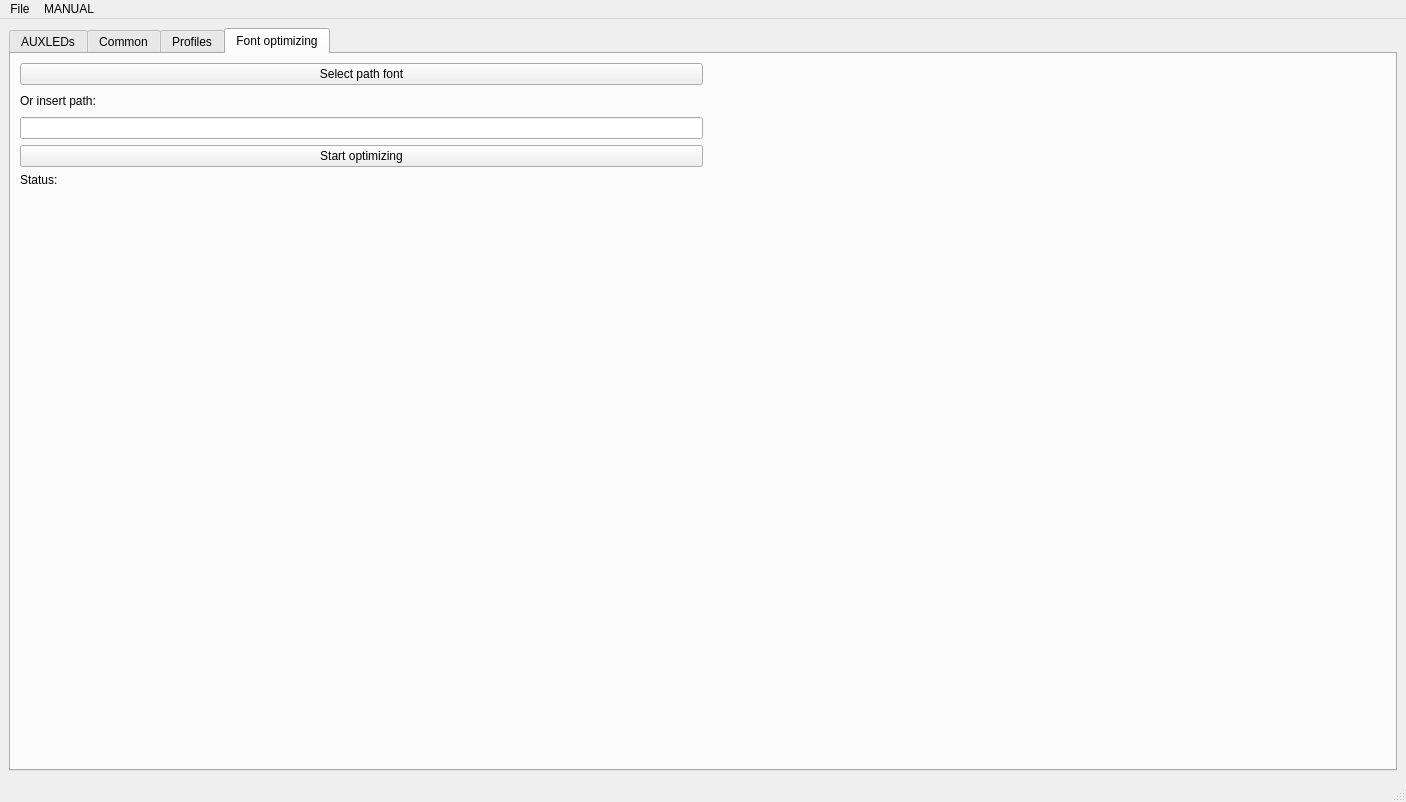
The window that Design.ui (notiel/ProfileEditorNew) describes before a commit, drawn with Qt 5.
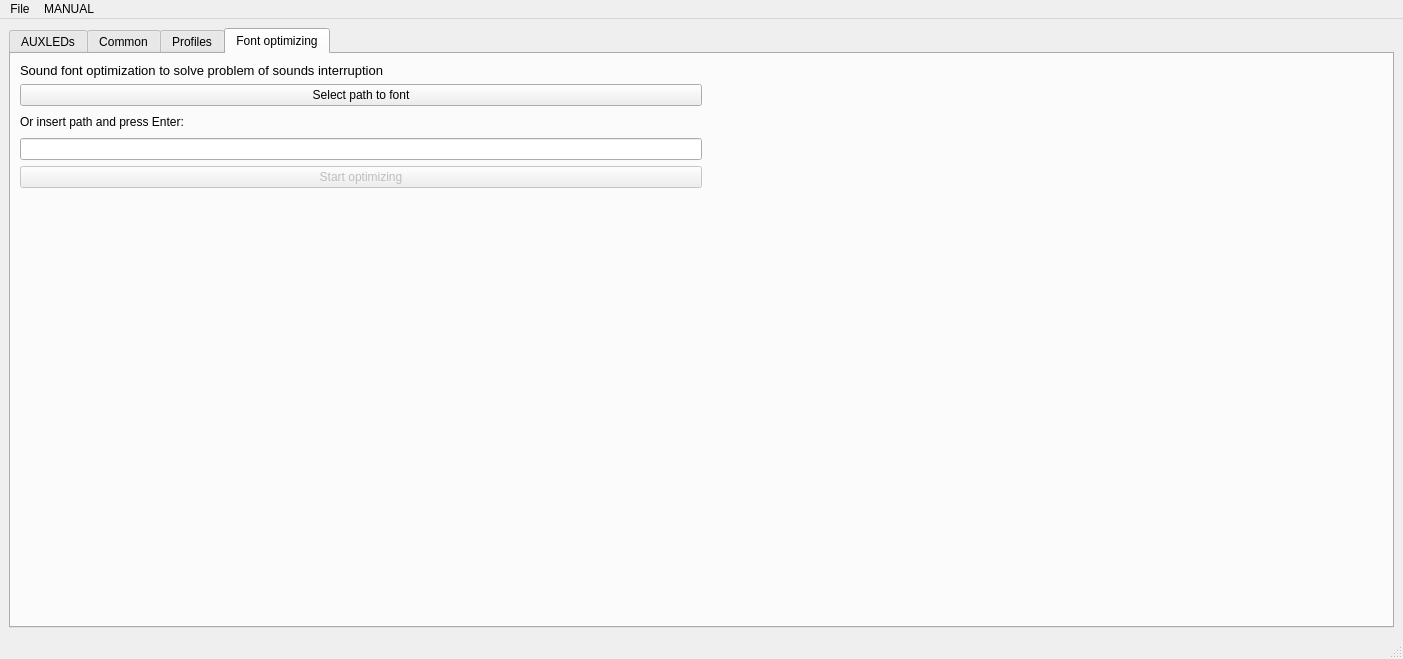
The same window after the commit. The open tabs and pages were chosen to show the change. Icons and pictures are not drawn.

```diff
--- a/Design.ui
+++ b/Design.ui
@@ -6,8 +6,8 @@
    <rect>
     <x>0</x>
     <y>0</y>
-    <width>1406</width>
-    <height>802</height>
+    <width>1403</width>
+    <height>659</height>
    </rect>
   </property>
   <property name="windowTitle">
@@ -21,10 +21,13 @@
    <layout class="QHBoxLayout" name="horizontalLayout_2">
     <item>
      <widget class="QTabWidget" name="tabWidget">
+      <property name="enabled">
+       <bool>true</bool>
+      </property>
       <property name="minimumSize">
        <size>
         <width>1300</width>
-        <height>700</height>
+        <height>600</height>
        </size>
       </property>
       <property name="maximumSize">
@@ -3602,21 +3605,24 @@
         <string>Font optimizing</string>
        </attribute>
        <layout class="QGridLayout" name="gridLayout_15">
-        <item row="1" column="0">
+        <item row="2" column="0">
          <widget class="QLabel" name="LblInsertPath">
           <property name="text">
-           <string>Or insert path:</string>
+           <string>Or insert path and press Enter:</string>
           </property>
          </widget>
         </item>
-        <item row="3" column="0">
+        <item row="4" column="0">
          <widget class="QPushButton" name="BtnOptimize">
+          <property name="enabled">
+           <bool>false</bool>
+          </property>
           <property name="text">
            <string>Start optimizing</string>
           </property>
          </widget>
         </item>
-        <item row="1" column="1">
+        <item row="2" column="1">
          <spacer name="horizontalSpacer">
           <property name="orientation">
            <enum>Qt::Horizontal</enum>
@@ -3629,24 +3635,24 @@
           </property>
          </spacer>
         </item>
-        <item row="2" column="0">
+        <item row="3" column="0">
          <widget class="QLineEdit" name="LineFontPath"/>
         </item>
-        <item row="0" column="0">
+        <item row="1" column="0">
          <widget class="QPushButton" name="BtnSelectFont">
           <property name="text">
-           <string>Select path font</string>
-          </property>
-         </widget>
-        </item>
-        <item row="4" column="0">
-         <widget class="QLabel" name="LnlStatus">
-          <property name="text">
-           <string>Status:</string>
+           <string>Select path to font</string>
           </property>
          </widget>
         </item>
         <item row="5" column="0">
+         <widget class="QLabel" name="LblStatus">
+          <property name="text">
+           <string/>
+          </property>
+         </widget>
+        </item>
+        <item row="6" column="0">
          <spacer name="verticalSpacer_11">
           <property name="orientation">
            <enum>Qt::Vertical</enum>
@@ -3659,6 +3665,18 @@
           </property>
          </spacer>
         </item>
+        <item row="0" column="0">
+         <widget class="QLabel" name="LblFont">
+          <property name="font">
+           <font>
+            <pointsize>10</pointsize>
+           </font>
+          </property>
+          <property name="text">
+           <string>Sound font optimization to solve problem of sounds interruption</string>
+          </property>
+         </widget>
+        </item>
        </layout>
       </widget>
      </widget>
@@ -3670,8 +3688,8 @@
     <rect>
      <x>0</x>
      <y>0</y>
-     <width>1406</width>
-     <height>26</height>
+     <width>1403</width>
+     <height>21</height>
     </rect>
    </property>
    <widget class="QMenu" name="menuFile">
```
Left out of the diff: 49 changed lines with no effect on the pictures.
